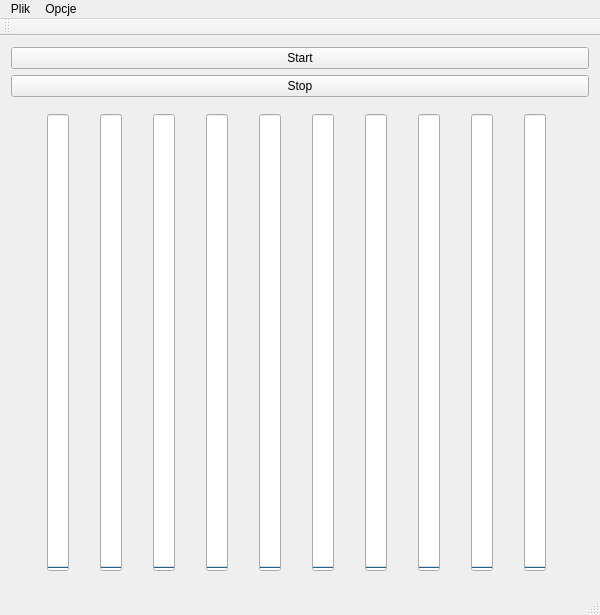
Before: the Qt Designer form KlientEthernet/mainwindow.ui in JakubAdamTaczala/RM-PZ, drawn with Qt 5.
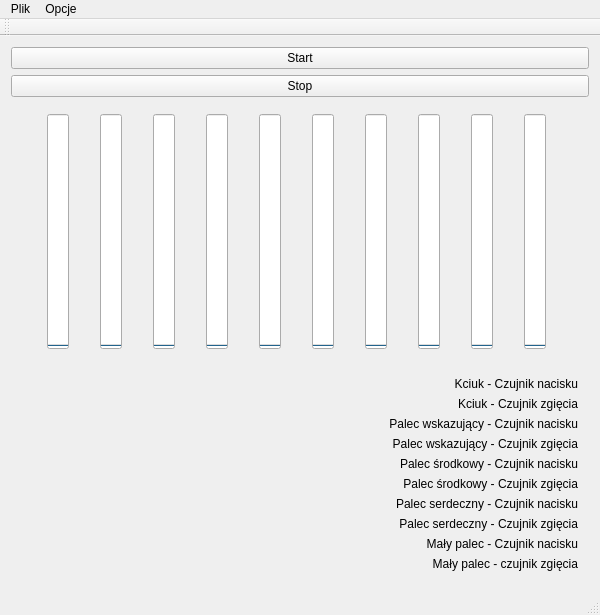
After: the same form once the commit is applied.

Patch:
```diff
--- a/KlientEthernet/mainwindow.ui
+++ b/KlientEthernet/mainwindow.ui
@@ -183,6 +183,127 @@
       </layout>
      </widget>
     </item>
+    <item>
+     <widget class="QWidget" name="widget_2" native="true">
+      <layout class="QVBoxLayout" name="verticalLayout_2">
+       <item alignment="Qt::AlignRight">
+        <widget class="QLabel" name="label_9">
+         <property name="text">
+          <string>Kciuk - Czujnik nacisku</string>
+         </property>
+         <property name="alignment">
+          <set>Qt::AlignRight|Qt::AlignTrailing|Qt::AlignVCenter</set>
+         </property>
+        </widget>
+       </item>
+       <item>
+        <widget class="QLabel" name="label">
+         <property name="sizePolicy">
+          <sizepolicy hsizetype="Preferred" vsizetype="Preferred">
+           <horstretch>0</horstretch>
+           <verstretch>0</verstretch>
+          </sizepolicy>
+         </property>
+         <property name="text">
+          <string>Kciuk - Czujnik zgięcia</string>
+         </property>
+         <property name="alignment">
+          <set>Qt::AlignRight|Qt::AlignTrailing|Qt::AlignVCenter</set>
+         </property>
+        </widget>
+       </item>
+       <item>
+        <widget class="QLabel" name="label_5">
+         <property name="text">
+          <string>Palec wskazujący - Czujnik nacisku</string>
+         </property>
+         <property name="alignment">
+          <set>Qt::AlignRight|Qt::AlignTrailing|Qt::AlignVCenter</set>
+         </property>
+        </widget>
+       </item>
+       <item>
+        <widget class="QLabel" name="label_8">
+         <property name="text">
+          <string>Palec wskazujący - Czujnik zgięcia</string>
+         </property>
+         <property name="alignment">
+          <set>Qt::AlignRight|Qt::AlignTrailing|Qt::AlignVCenter</set>
+         </property>
+        </widget>
+       </item>
+       <item>
+        <widget class="QLabel" name="label_2">
+         <property name="text">
+          <string>Palec środkowy - Czujnik nacisku</string>
+         </property>
+         <property name="alignment">
+          <set>Qt::AlignRight|Qt::AlignTrailing|Qt::AlignVCenter</set>
+         </property>
+        </widget>
+       </item>
+       <item>
+        <widget class="QLabel" name="label_6">
+         <property name="text">
+          <string>Palec środkowy - Czujnik zgięcia</string>
+         </property>
+         <property name="alignment">
+          <set>Qt::AlignRight|Qt::AlignTrailing|Qt::AlignVCenter</set>
+         </property>
+        </widget>
+       </item>
+       <item>
+        <widget class="QLabel" name="label_3">
+         <property name="text">
+          <string>Palec serdeczny - Czujnik nacisku</string>
+         </property>
+         <property name="alignment">
+          <set>Qt::AlignRight|Qt::AlignTrailing|Qt::AlignVCenter</set>
+         </property>
+        </widget>
+       </item>
+       <item>
+        <widget class="QLabel" name="label_10">
+         <property name="sizePolicy">
+          <sizepolicy hsizetype="Preferred" vsizetype="Preferred">
+           <horstretch>0</horstretch>
+           <verstretch>0</verstretch>
+          </sizepolicy>
+         </property>
+         <property name="text">
+          <string>Palec serdeczny - Czujnik zgięcia</string>
+         </property>
+         <property name="alignment">
+          <set>Qt::AlignRight|Qt::AlignTrailing|Qt::AlignVCenter</set>
+         </property>
+         <property name="wordWrap">
+          <bool>false</bool>
+         </property>
+        </widget>
+       </item>
+       <item>
+        <widget class="QLabel" name="label_4">
+         <property name="text">
+          <string>Mały palec - Czujnik nacisku</string>
+         </property>
+         <property name="alignment">
+          <set>Qt::AlignRight|Qt::AlignTrailing|Qt::AlignVCenter</set>
+         </property>
+        </widget>
+       </item>
+       <item>
+        <widget class="QLabel" name="label_7">
+         <property name="text">
+          <string>Mały palec - czujnik zgięcia</string>
+         </property>
+         <property name="alignment">
+          <set>Qt::AlignRight|Qt::AlignTrailing|Qt::AlignVCenter</set>
+         </property>
+        </widget>
+       </item>
+      </layout>
+     </widget>
+    </item>
    </layout>
   </widget>
   <widget class="QMenuBar" name="menuBar">
```
